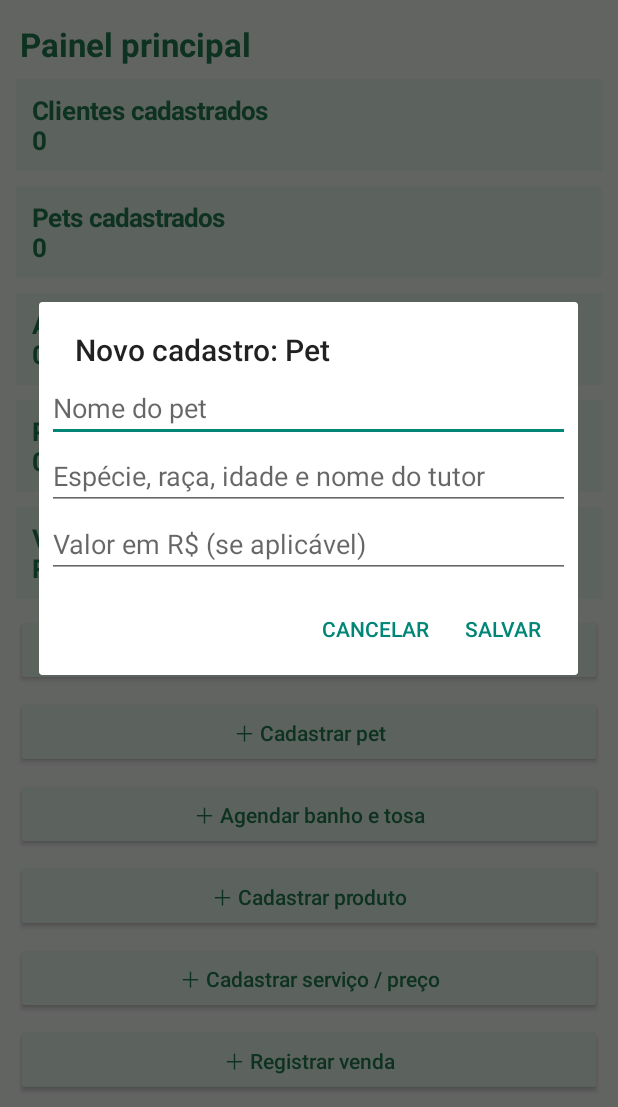
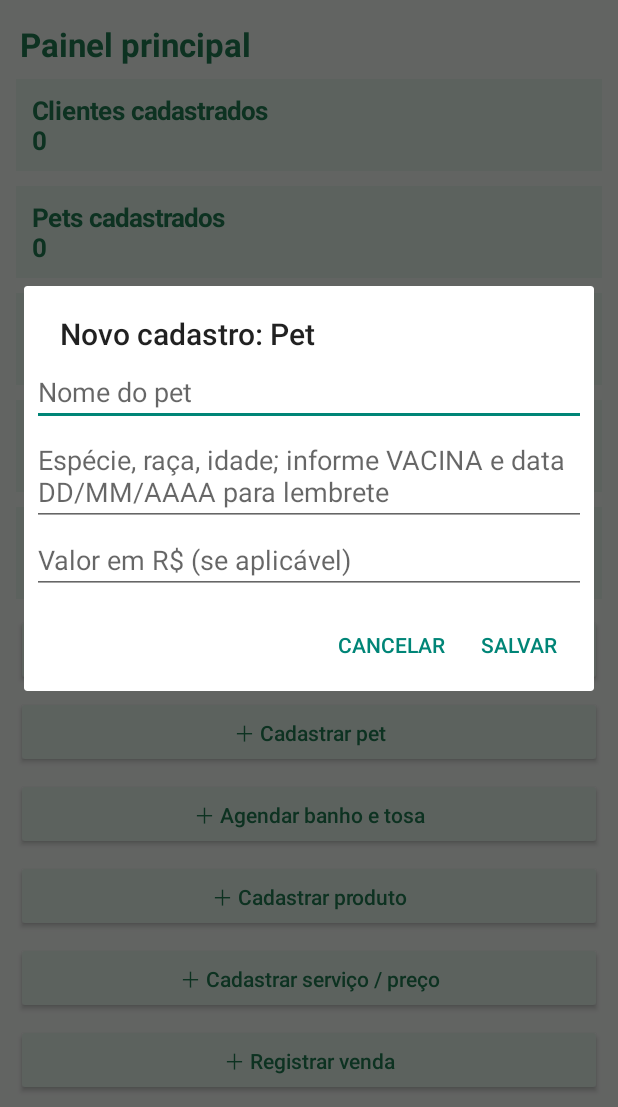
Before and after one commit to buenodossantosadriel-ai/Canto-e-Arte-, an Android app: the screen it shows after launch (MainActivity), after a tap on "＋ Cadastrar pet", on a phone screen of 412 x 824 dp, the part 129-1236 px from its top. Run offline under Robolectric (Android 15) with nearby library versions, the phone set to English and light mode, and no system bars; 1 other tap on this screen came first.

Commit message:
Adiciona notificações locais e configurações de lembretes

```diff
--- /dev/null
+++ b/app/src/main/java/br/com/cantoearte/petshop/BootReceiver.java
@@ -0,0 +1,5 @@
+package br.com.cantoearte.petshop;
+import android.content.*;
+public class BootReceiver extends BroadcastReceiver {
+ @Override public void onReceive(Context c,Intent i){ if(Intent.ACTION_BOOT_COMPLETED.equals(i.getAction())) NotificationScheduler.agendar(c); }
+}
--- a/app/src/main/java/br/com/cantoearte/petshop/MainActivity.java
+++ b/app/src/main/java/br/com/cantoearte/petshop/MainActivity.java
@@ -2,6 +2,9 @@ package br.com.cantoearte.petshop;
 
 import android.app.*;
 import android.os.Bundle;
+import android.os.Build;
+import android.Manifest;
+import android.content.pm.PackageManager;
 import android.graphics.Color;
 import android.graphics.Typeface;
 import android.view.Gravity;
@@ -22,8 +25,15 @@ public class MainActivity extends Activity {
     @Override public void onCreate(Bundle b) {
         super.onCreate(b);
         db = new LocalDb(this);
+        NotificationReceiver.criarCanal(this);
+        solicitarPermissaoNotificacao();
+        NotificationScheduler.agendar(this);
         montarTela();
         mostrarInicio();
+    }
+    private void solicitarPermissaoNotificacao() {
+        if(Build.VERSION.SDK_INT>=33 && checkSelfPermission(Manifest.permission.POST_NOTIFICATIONS)!=PackageManager.PERMISSION_GRANTED)
+            requestPermissions(new String[]{Manifest.permission.POST_NOTIFICATIONS},90);
     }
     private void montarTela() {
         root = new LinearLayout(this); root.setOrientation(LinearLayout.VERTICAL); root.setBackgroundColor(Color.rgb(247,250,247));
@@ -57,18 +67,41 @@ public class MainActivity extends Activity {
         botao("＋ Cadastrar produto",()->formulario("Produto"));
         botao("＋ Cadastrar serviço / preço",()->formulario("Serviço"));
         botao("＋ Registrar venda",()->formulario("Venda"));
+        botao("＋ Cadastrar conta a pagar",()->formulario("Conta"));
+        botao("＋ Programar retorno de cliente",()->formulario("Retorno"));
+        botao("🔔 Configurar notificações",()->configurarNotificacoes());
         botao("Ver clientes",()->listar("Cliente"));
         botao("Ver pets",()->listar("Pet"));
         botao("Ver agenda",()->listar("Agendamento"));
         botao("Ver estoque / produtos",()->listar("Produto"));
         botao("Ver serviços e preços",()->listar("Serviço"));
         botao("Ver vendas / caixa",()->listar("Venda"));
+        botao("Ver contas a pagar",()->listar("Conta"));
+        botao("Ver retornos",()->listar("Retorno"));
         conteudo.addView(texto("Seus dados ficam salvos somente neste celular. Faça backup regularmente para evitar perdas.",13,Color.DKGRAY,false));
+    }
+    private void configurarNotificacoes() {
+        android.content.SharedPreferences p=getSharedPreferences("lembretes",MODE_PRIVATE);
+        LinearLayout box=new LinearLayout(this); box.setPadding(12,4,12,4); box.setOrientation(LinearLayout.VERTICAL);
+        CheckBox ativo=new CheckBox(this); ativo.setText("Ativar notificações automáticas"); ativo.setChecked(p.getBoolean("ativo",true)); box.addView(ativo);
+        String[] keys={"agenda","estoque","retornos","contas","resumo","vacinas"};
+        String[] labels={"Lembretes de banho e tosa","Alertas de estoque baixo","Retorno de clientes","Contas a pagar","Resumo dos compromissos pela manhã","Vacinação dos pets"};
+        CheckBox[] checks=new CheckBox[keys.length];
+        for(int x=0;x<keys.length;x++){checks[x]=new CheckBox(this);checks[x].setText(labels[x]);checks[x].setChecked(p.getBoolean(keys[x],true));box.addView(checks[x]);}
+        Button horario=new Button(this); horario.setText(String.format(Locale.getDefault(),"Horário do resumo: %02d:%02d",p.getInt("hora",8),p.getInt("minuto",0))); box.addView(horario);
+        final int[] hm={p.getInt("hora",8),p.getInt("minuto",0)};
+        horario.setOnClickListener(v->new TimePickerDialog(this,(view,h,m)->{hm[0]=h;hm[1]=m;horario.setText(String.format(Locale.getDefault(),"Horário do resumo: %02d:%02d",h,m));},hm[0],hm[1],true).show());
+        new AlertDialog.Builder(this).setTitle("Notificações automáticas").setView(box).setNegativeButton("Cancelar",null).setPositiveButton("Salvar",(d,w)->{
+            android.content.SharedPreferences.Editor e=p.edit().putBoolean("ativo",ativo.isChecked()).putInt("hora",hm[0]).putInt("minuto",hm[1]);
+            for(int x=0;x<keys.length;x++)e.putBoolean(keys[x],checks[x].isChecked()); e.apply();
+            if(ativo.isChecked())NotificationScheduler.agendar(this);else NotificationScheduler.cancelar(this);
+            toast("Preferências de notificações salvas.");
+        }).show();
     }
     private void formulario(String tipo) {
         LinearLayout box = new LinearLayout(this); box.setOrientation(LinearLayout.VERTICAL); box.setPadding(8,4,8,4);
-        EditText titulo = campo(tipo.equals("Cliente")?"Nome do cliente": tipo.equals("Pet")?"Nome do pet": tipo.equals("Produto")?"Nome do produto":tipo.equals("Serviço")?"Nome do serviço":tipo.equals("Venda")?"Descrição da venda":"Cliente / pet e serviço");
-        EditText detalhe = campo(tipo.equals("Cliente")?"Telefone e observações":tipo.equals("Pet")?"Espécie, raça, idade e nome do tutor":tipo.equals("Produto")?"Quantidade em estoque e observações":tipo.equals("Serviço")?"Descrição do serviço":tipo.equals("Venda")?"Forma de pagamento / observações":"Data, horário, telefone e observações");
+        EditText titulo = campo(tipo.equals("Cliente")?"Nome do cliente": tipo.equals("Pet")?"Nome do pet": tipo.equals("Produto")?"Nome do produto":tipo.equals("Serviço")?"Nome do serviço":tipo.equals("Venda")?"Descrição da venda":tipo.equals("Conta")?"Descrição da conta":"Cliente / pet e serviço");
+        EditText detalhe = campo(tipo.equals("Cliente")?"Telefone e observações":tipo.equals("Pet")?"Espécie, raça, idade; informe VACINA e data DD/MM/AAAA para lembrete":tipo.equals("Produto")?"Quantidade em estoque e observações":tipo.equals("Serviço")?"Descrição do serviço":tipo.equals("Venda")?"Forma de pagamento / observações":tipo.equals("Conta")?"Vencimento DD/MM/AAAA e observações":tipo.equals("Retorno")?"Data do retorno DD/MM/AAAA e horário":"Data DD/MM/AAAA, horário, telefone e observações");
         EditText valor = campo("Valor em R$ (se aplicável)"); valor.setInputType(InputType.TYPE_CLASS_NUMBER|InputType.TYPE_NUMBER_FLAG_DECIMAL);
         box.addView(titulo); box.addView(detalhe); box.addView(valor);
         new AlertDialog.Builder(this).setTitle("Novo cadastro: "+tipo).setView(box).setNegativeButton("Cancelar",null).setPositiveButton("Salvar",(d,w)->{
--- /dev/null
+++ b/app/src/main/java/br/com/cantoearte/petshop/NotificationScheduler.java
@@ -0,0 +1,26 @@
+package br.com.cantoearte.petshop;
+
+import android.app.*;
+import android.content.*;
+import java.util.*;
+
+public class NotificationScheduler {
+    public static void agendar(Context c) {
+        SharedPreferences p=c.getSharedPreferences("lembretes",Context.MODE_PRIVATE);
+        if(!p.getBoolean("ativo",true)) { cancelar(c); return; }
+        Calendar cal=Calendar.getInstance();
+        cal.set(Calendar.HOUR_OF_DAY,p.getInt("hora",8));
+        cal.set(Calendar.MINUTE,p.getInt("minuto",0));
+        cal.set(Calendar.SECOND,0); cal.set(Calendar.MILLISECOND,0);
+        if(cal.getTimeInMillis()<=System.currentTimeMillis()) cal.add(Calendar.DAY_OF_YEAR,1);
+        Intent i=new Intent(c,NotificationReceiver.class);
+        PendingIntent pi=PendingIntent.getBroadcast(c,7001,i,PendingIntent.FLAG_UPDATE_CURRENT|PendingIntent.FLAG_IMMUTABLE);
+        AlarmManager am=(AlarmManager)c.getSystemService(Context.ALARM_SERVICE);
+        am.setAndAllowWhileIdle(AlarmManager.RTC_WAKEUP,cal.getTimeInMillis(),pi);
+    }
+    public static void cancelar(Context c) {
+        Intent i=new Intent(c,NotificationReceiver.class);
+        PendingIntent pi=PendingIntent.getBroadcast(c,7001,i,PendingIntent.FLAG_UPDATE_CURRENT|PendingIntent.FLAG_IMMUTABLE);
+        ((AlarmManager)c.getSystemService(Context.ALARM_SERVICE)).cancel(pi);
+    }
+}
```
Also changed, not shown: app/src/main/AndroidManifest.xml (+7 -3 lines), app/src/main/java/br/com/cantoearte/petshop/NotificationReceiver.java (added, +45 -0 lines).
